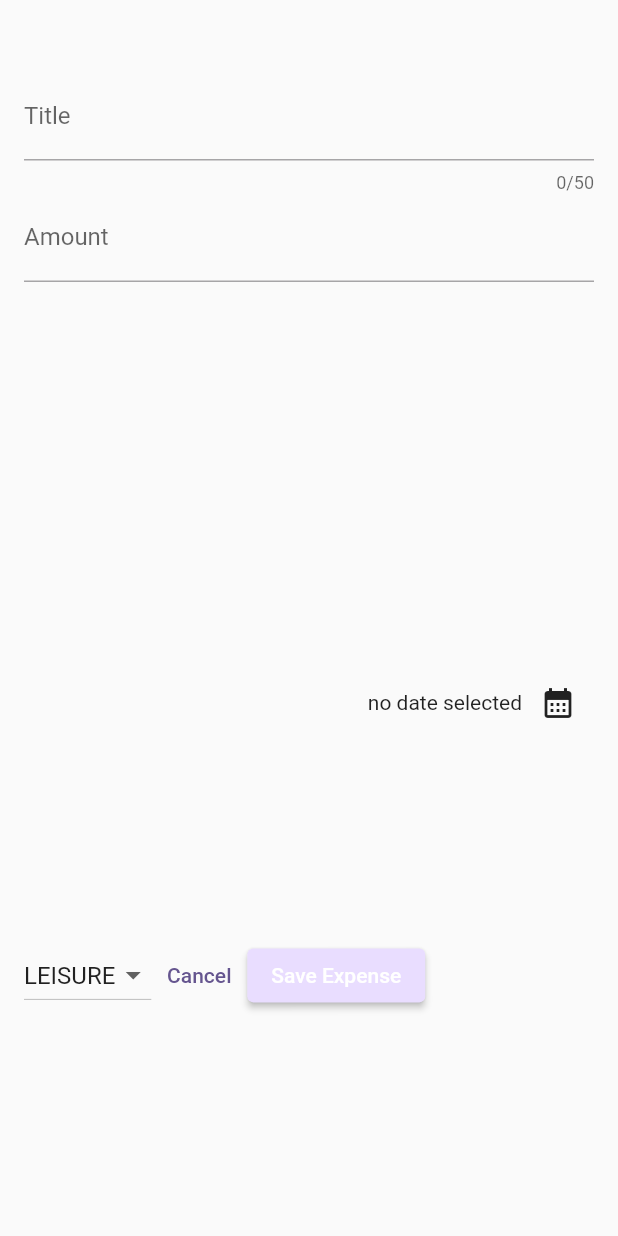
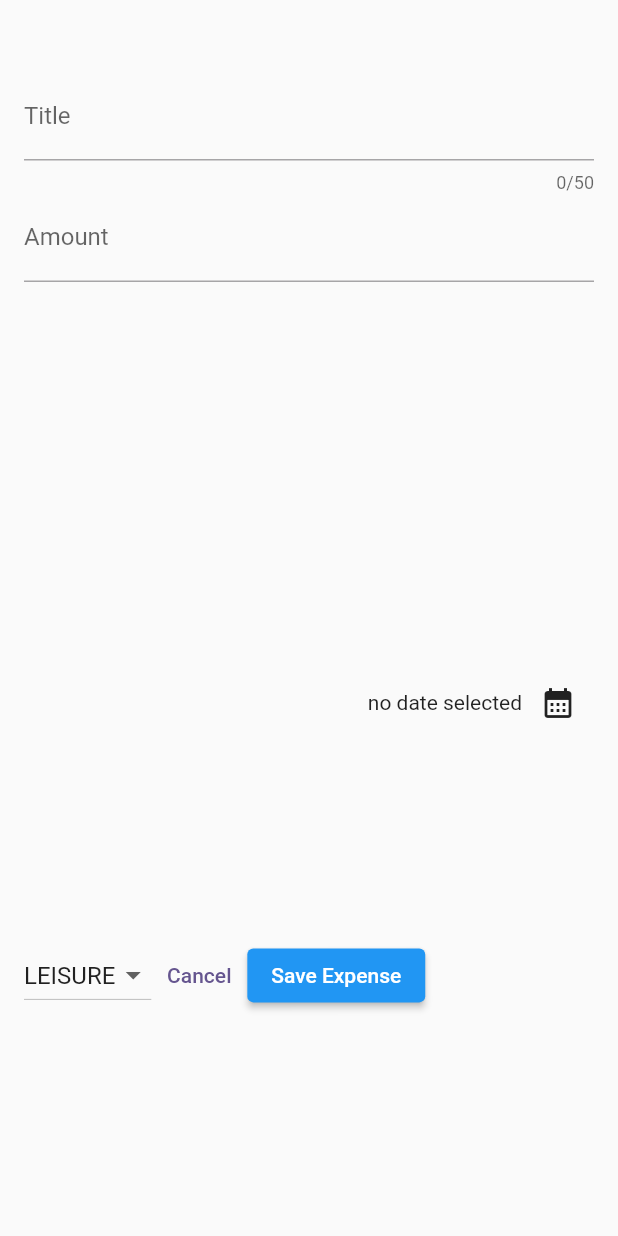
Before and after one commit to fredatabo/flutter_expense_tracker_app, a Flutter app: the screen it shows after launch, after a tap on the "add" icon, on a phone screen of 412 x 824 dp. Run offline on Flutter 3.47's test engine with Material 2 defaults, Android fonts, the phone set to English and light mode, and no system bars.

```diff
--- a/lib/main.dart
+++ b/lib/main.dart
@@ -5,10 +5,25 @@ import 'package:expense_tracker/expenses.dart';
 var kColorScheme = ColorScheme.fromSeed(seedColor:
   const Color.fromARGB(255, 96, 59, 181)
 );
+var kDarkColorScheme = ColorScheme.fromSeed(
+  brightness: Brightness.dark,
+  seedColor: const Color.fromARGB(255, 5, 99, 125)
+);
 void main() {
   runApp(
      MaterialApp(
         debugShowCheckedModeBanner: false,
+        darkTheme: ThemeData.dark().copyWith(
+          colorScheme: kDarkColorScheme,
+           cardTheme: const CardTheme().copyWith(
+            color: kDarkColorScheme.secondaryContainer,
+            margin: const EdgeInsets.symmetric(
+              horizontal: 16,
+              vertical: 8,
+
+            ),
+          ),
+        ),
         theme: ThemeData().copyWith(
           colorScheme: kColorScheme,
           appBarTheme: const AppBarTheme().copyWith(
@@ -26,10 +41,19 @@ void main() {
           ),
           elevatedButtonTheme: ElevatedButtonThemeData(
             style: ElevatedButton.styleFrom(
-              backgroundColor: kColorScheme.primaryContainer,
+              backgroundColor: Colors.blue,
             ),
 
           ),
+          textTheme: ThemeData().textTheme.copyWith(
+            titleLarge: TextStyle(
+              fontWeight: FontWeight.normal,
+              color: kColorScheme.onSecondaryContainer,
+              fontSize: 16,
+            ),
+          )
+
+
         ),
       home: const Expenses(),
     ),
--- a/lib/widgets/expense_item.dart
+++ b/lib/widgets/expense_item.dart
@@ -14,8 +14,9 @@ class ExpenseItem extends StatelessWidget {
           vertical: 16,
         ),
         child: Column(
+          crossAxisAlignment: CrossAxisAlignment.start,
           children: [
-            Text(expense.title),
+            Text(expense.title, style: Theme.of(context).textTheme.titleLarge,),
             const SizedBox(
               height: 20,
             ),
--- a/lib/widgets/expenses_list.dart
+++ b/lib/widgets/expenses_list.dart
@@ -14,6 +14,12 @@ class ExpensesList extends StatelessWidget {
     return ListView.builder(
         itemCount: expenses.length,
         itemBuilder: (ctx, index) => Dismissible(
+            background: Container(
+              color: Theme.of(context).colorScheme.error,
+              margin: EdgeInsets.symmetric(
+                horizontal: Theme.of(context).cardTheme.margin!.horizontal,
+              ),
+            ),
               key: ValueKey(expenses[index]),
               onDismissed: (direction) {
                 // note direction is not used just needed.
```
Also changed, not shown: lib/models/expense.dart (+27 -0 lines).
